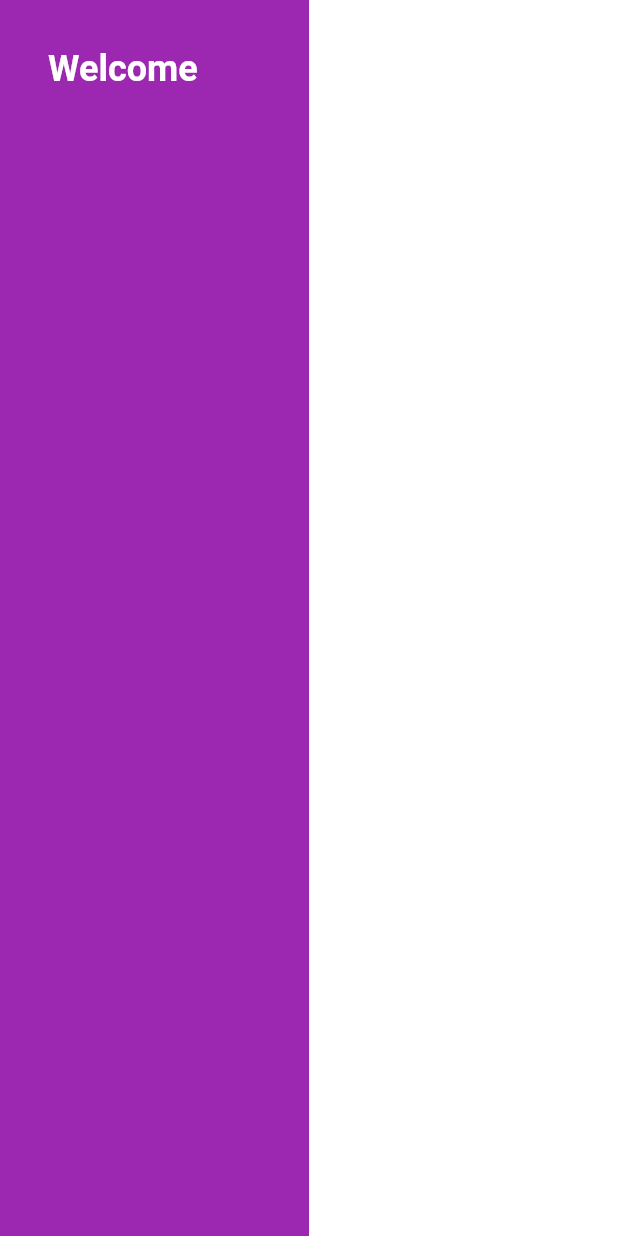
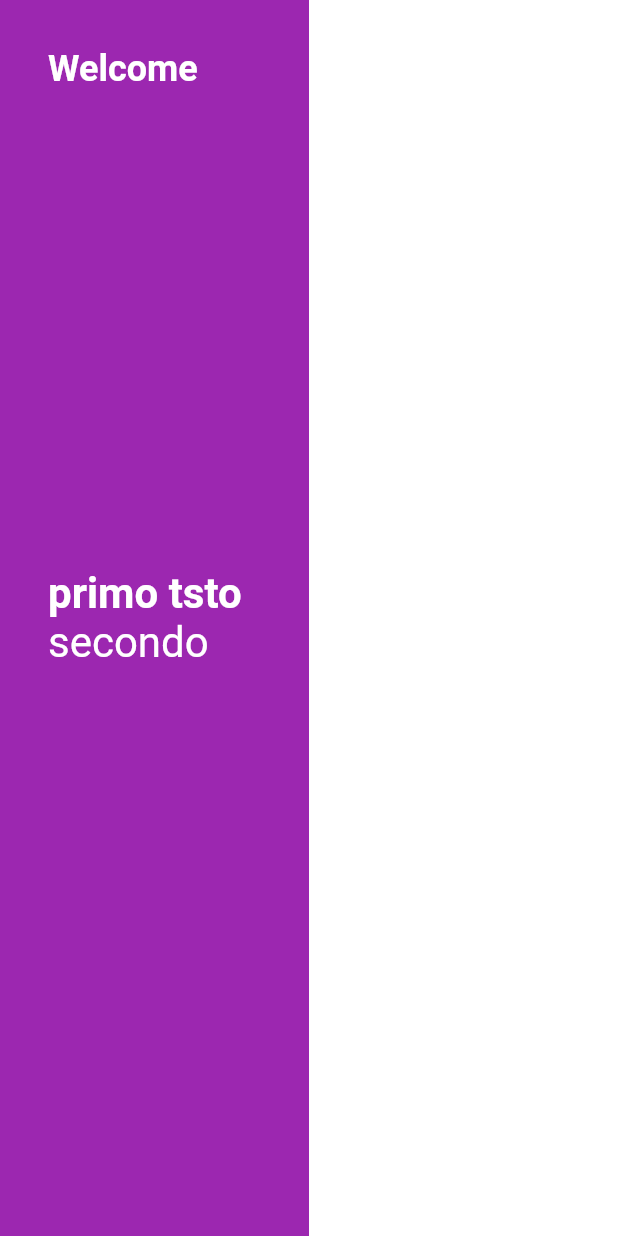
Before and after one commit to Albenzoo/Crypto-Radar, a Flutter app: the screen it shows after launch, on a phone screen of 412 x 824 dp. Run offline on Flutter 3.47's test engine with Material 2 defaults, Android fonts, the phone set to English and light mode, and no system bars; our stand-ins replace google_fonts.

Commit message:
avanzamento testi login

```diff
--- a/lib/main.dart
+++ b/lib/main.dart
@@ -1,7 +1,6 @@
 import 'package:flutter/material.dart';
 import 'package:google_fonts/google_fonts.dart';
 import 'package:projectwallet/constants.dart';
-
 
 void main() {
   runApp(MyApp());
@@ -22,6 +21,7 @@ class MyApp extends StatelessWidget {
     );
   }
 }
+
 class HomePage extends StatefulWidget {
   HomePage({Key? key}) : super(key: key);
 
@@ -53,7 +53,6 @@ class _HomePageState extends State<HomePage> {
                 )
               ],
             ),
-
             Align(
               alignment: Alignment.topLeft,
               child: Padding(
@@ -67,6 +66,33 @@ class _HomePageState extends State<HomePage> {
                   ),
                 ),
               ),
+            ),
+            Align(
+              alignment: Alignment.centerLeft,
+              child: Padding(
+                padding: EdgeInsets.all(32),
+                child: Column(
+                  mainAxisAlignment: MainAxisAlignment.center,
+                  crossAxisAlignment: CrossAxisAlignment.start,
+                  children: [
+                    Text(
+                      "primo tsto",
+                      style: TextStyle(
+                        color: Colors.white,
+                        fontSize: 28,
+                        fontWeight: FontWeight.bold,
+                      ),
+                    ),
+                    Text(
+                      "secondo",
+                      style: TextStyle(
+                        color: Colors.white,
+                        fontSize: 28,
+                      ),
+                    ),
+                  ],
+                ),
+              ),
             )
           ],
         ),
```
Lines whose indentation alone changed are shown as unchanged.
